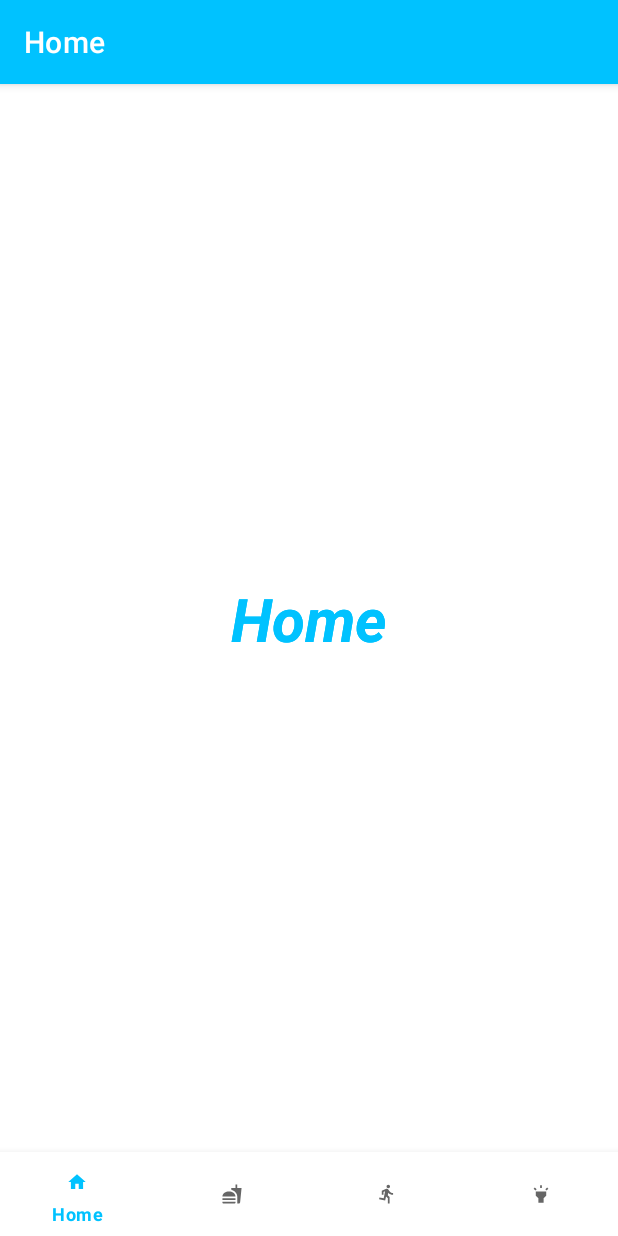
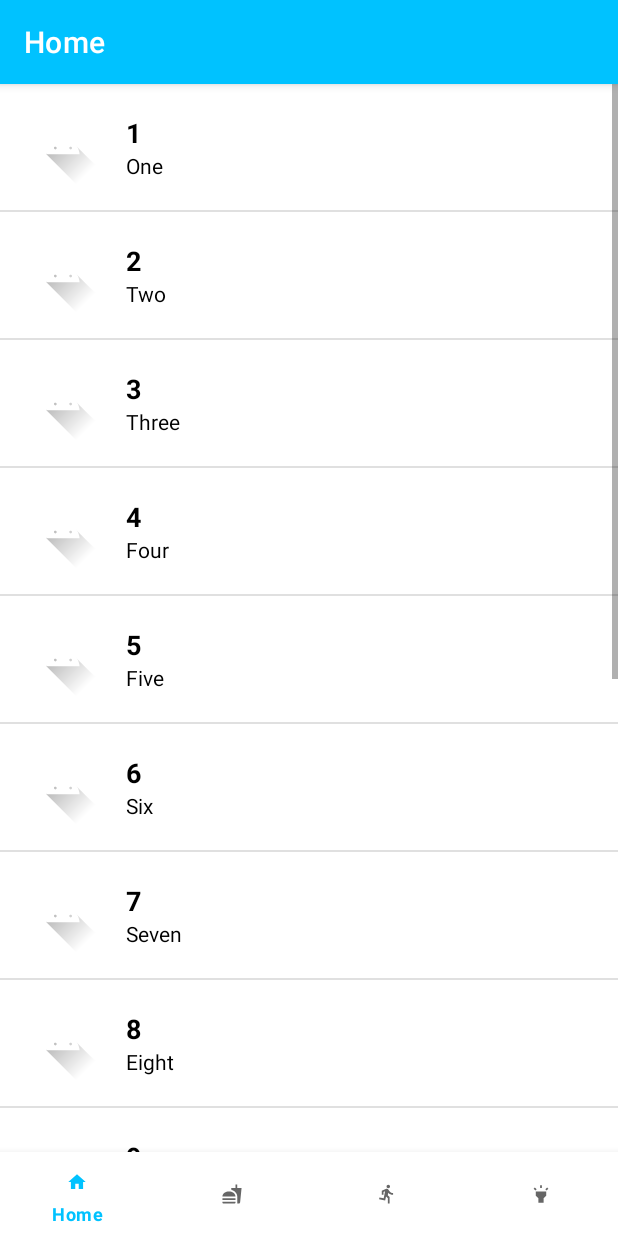
Before and after one commit to ErikHillard/HealthApp, an Android app: the HomeFragment screen opened directly, with no data from a screen before it, on a phone screen of 412 x 824 dp. Run offline under Robolectric (Android 15) with nearby library versions, the phone set to English and light mode, and no system bars.

Commit message:
Custom ListView Implemented

```diff
--- a/app/src/main/java/com/example/healthapp/HomeFragment.java
+++ b/app/src/main/java/com/example/healthapp/HomeFragment.java
@@ -2,11 +2,19 @@ package com.example.healthapp;
 
 import android.os.Bundle;
 
+import androidx.annotation.NonNull;
+import androidx.annotation.Nullable;
 import androidx.fragment.app.Fragment;
 
 import android.view.LayoutInflater;
 import android.view.View;
 import android.view.ViewGroup;
+import android.widget.AdapterView;
+import android.widget.ListView;
+
+import com.google.android.material.snackbar.Snackbar;
+
+import java.util.ArrayList;
 
 public class HomeFragment extends Fragment {
 
@@ -20,4 +28,39 @@ public class HomeFragment extends Fragment {
         // Inflate the layout for this fragment
         return inflater.inflate(R.layout.fragment_home, container, false);
     }
+
+    @Override
+    public void onViewCreated(@NonNull View view, @Nullable Bundle savedInstanceState) {
+        super.onViewCreated(view, savedInstanceState);
+
+        final ArrayList<NumbersView> arrayList = new ArrayList<NumbersView>();
+
+        // add all the values from 1 to 15 to the arrayList
+        // the items are of the type NumbersView
+        arrayList.add(new NumbersView(R.drawable.ic_launcher_foreground, "1", "One"));
+        arrayList.add(new NumbersView(R.drawable.ic_launcher_foreground, "2", "Two"));
+        arrayList.add(new NumbersView(R.drawable.ic_launcher_foreground, "3", "Three"));
+        arrayList.add(new NumbersView(R.drawable.ic_launcher_foreground, "4", "Four"));
+        arrayList.add(new NumbersView(R.drawable.ic_launcher_foreground, "5", "Five"));
+        arrayList.add(new NumbersView(R.drawable.ic_launcher_foreground, "6", "Six"));
+        arrayList.add(new NumbersView(R.drawable.ic_launcher_foreground, "7", "Seven"));
+        arrayList.add(new NumbersView(R.drawable.ic_launcher_foreground, "8", "Eight"));
+        arrayList.add(new NumbersView(R.drawable.ic_launcher_foreground, "9", "Nine"));
+        arrayList.add(new NumbersView(R.drawable.ic_launcher_foreground, "10", "Ten"));
+        arrayList.add(new NumbersView(R.drawable.ic_launcher_foreground, "11", "Eleven"));
+        arrayList.add(new NumbersView(R.drawable.ic_launcher_foreground, "12", "Twelve"));
+        arrayList.add(new NumbersView(R.drawable.ic_launcher_foreground, "13", "Thirteen"));
+        arrayList.add(new NumbersView(R.drawable.ic_launcher_foreground, "14", "Fourteen"));
+        arrayList.add(new NumbersView(R.drawable.ic_launcher_foreground, "15", "Fifteen"));
+
+        // Now create the instance of the NumebrsViewAdapter and pass
+        // the context and arrayList created above
+        NumbersViewAdapter numbersArrayAdapter = new NumbersViewAdapter(getActivity().getApplicationContext(), arrayList);
+
+        // create the instance of the ListView to set the numbersViewAdapter
+        ListView numbersListView = getActivity().findViewById(R.id.listView);
+
+        // set the numbersViewAdapter for ListView
+        numbersListView.setAdapter(numbersArrayAdapter);
+    }
 }
--- /dev/null
+++ b/app/src/main/java/com/example/healthapp/NumbersView.java
@@ -0,0 +1,35 @@
+package com.example.healthapp;
+
+public class NumbersView {
+
+    // the resource ID for the imageView
+    private int ivNumbersImageId;
+
+    // TextView 1
+    private String mNumberInDigit;
+
+    // TextView 1
+    private String mNumbersInText;
+
+    // create constructor to set the values for all the parameters of the each single view
+    public NumbersView(int NumbersImageId, String NumbersInDigit, String NumbersInText) {
+        ivNumbersImageId = NumbersImageId;
+        mNumberInDigit = NumbersInDigit;
+        mNumbersInText = NumbersInText;
+    }
+
+    // getter method for returning the ID of the imageview
+    public int getNumbersImageId() {
+        return ivNumbersImageId;
+    }
+
+    // getter method for returning the ID of the TextView 1
+    public String getNumberInDigit() {
+        return mNumberInDigit;
+    }
+
+    // getter method for returning the ID of the TextView 2
+    public String getNumbersInText() {
+        return mNumbersInText;
+    }
+}
--- /dev/null
+++ b/app/src/main/java/com/example/healthapp/NumbersViewAdapter.java
@@ -0,0 +1,54 @@
+package com.example.healthapp;
+import android.content.Context;
+import android.view.LayoutInflater;
+import android.view.View;
+import android.view.ViewGroup;
+import android.widget.ArrayAdapter;
+import android.widget.ImageView;
+import android.widget.TextView;
+import androidx.annotation.NonNull;
+import androidx.annotation.Nullable;
+import java.util.ArrayList;
+
+public class NumbersViewAdapter extends ArrayAdapter<NumbersView> {
+
+    // invoke the suitable constructor of the ArrayAdapter class
+    public NumbersViewAdapter(@NonNull Context context, ArrayList<NumbersView> arrayList) {
+
+        // pass the context and arrayList for the super
+        // constructor of the ArrayAdapter class
+        super(context, 0, arrayList);
+    }
+
+    @NonNull
+    @Override
+    public View getView(int position, @Nullable View convertView, @NonNull ViewGroup parent) {
+
+        // convertView which is recyclable view
+        View currentItemView = convertView;
+
+        // of the recyclable view is null then inflate the custom layout for the same
+        if (currentItemView == null) {
+            currentItemView = LayoutInflater.from(getContext()).inflate(R.layout.row_item, parent, false);
+        }
+
+        // get the position of the view from the ArrayAdapter
+        NumbersView currentNumberPosition = getItem(position);
+
+        // then according to the position of the view assign the desired image for the same
+        ImageView numbersImage = currentItemView.findViewById(R.id.imageView);
+        assert currentNumberPosition != null;
+        numbersImage.setImageResource(currentNumberPosition.getNumbersImageId());
+
+        // then according to the position of the view assign the desired TextView 1 for the same
+        TextView textView1 = currentItemView.findViewById(R.id.textView1);
+        textView1.setText(currentNumberPosition.getNumberInDigit());
+
+        // then according to the position of the view assign the desired TextView 2 for the same
+        TextView textView2 = currentItemView.findViewById(R.id.textView2);
+        textView2.setText(currentNumberPosition.getNumbersInText());
+
+        // then return the recyclable view
+        return currentItemView;
+    }
+}
--- /dev/null
+++ b/app/src/main/res/anim/down_from_top.xml
@@ -0,0 +1,8 @@
+<?xml version="1.0" encoding="utf-8"?>
+<set xmlns:android="http://schemas.android.com/apk/res/android">
+    android:shareInterpolator="@android:anim/decelerate_interpolator">
+    <translate
+        android:fromXDelta="0%" android:toXDelta="0%"
+        android:fromYDelta="-100%" android:toYDelta="0%"
+        android:duration="400" />
+</set>
--- /dev/null
+++ b/app/src/main/res/anim/up_from_bottom.xml
@@ -0,0 +1,8 @@
+<?xml version="1.0" encoding="utf-8"?>
+<set xmlns:android="http://schemas.android.com/apk/res/android">
+    android:shareInterpolator="@android:anim/decelerate_interpolator">
+    <translate
+        android:fromXDelta="0%" android:toXDelta="0%"
+        android:fromYDelta="100%" android:toYDelta="0%"
+        android:duration="400" />
+</set>
--- a/app/src/main/res/layout/fragment_home.xml
+++ b/app/src/main/res/layout/fragment_home.xml
@@ -1,24 +1,14 @@
 <?xml version="1.0" encoding="utf-8"?>
-<androidx.constraintlayout.widget.ConstraintLayout
-    xmlns:android="http://schemas.android.com/apk/res/android"
+<RelativeLayout xmlns:android="http://schemas.android.com/apk/res/android"
     xmlns:app="http://schemas.android.com/apk/res-auto"
     xmlns:tools="http://schemas.android.com/tools"
     android:layout_width="match_parent"
     android:layout_height="match_parent"
-    tools:context=".MainActivity">
+    app:layout_behavior="@string/appbar_scrolling_view_behavior">
 
-    <TextView
-        android:id="@+id/homeFragment"
+    <ListView
+        android:id="@+id/listView"
         android:layout_width="wrap_content"
         android:layout_height="wrap_content"
-        android:text="Home"
-        android:textColor="@color/colorPrimary"
-        android:textSize="40sp"
-        android:textStyle="italic|bold"
-        app:layout_constraintBottom_toBottomOf="parent"
-        app:layout_constraintEnd_toEndOf="parent"
-        app:layout_constraintHorizontal_bias="0.5"
-        app:layout_constraintStart_toStartOf="parent"
-        app:layout_constraintTop_toTopOf="parent" />
-
-</androidx.constraintlayout.widget.ConstraintLayout>
+        />
+</RelativeLayout>
--- /dev/null
+++ b/app/src/main/res/layout/row_item.xml
@@ -0,0 +1,46 @@
+<?xml version="1.0" encoding="utf-8"?>
+<LinearLayout
+    xmlns:android="http://schemas.android.com/apk/res/android"
+    xmlns:tools="http://schemas.android.com/tools"
+    android:layout_width="match_parent"
+    android:layout_height="wrap_content"
+    android:orientation="horizontal"
+    tools:ignore="UselessParent">
+
+    <ImageView
+        android:id="@+id/imageView"
+        android:layout_width="84dp"
+        android:layout_height="84dp"
+        android:padding="16dp"
+        tools:ignore="ContentDescription" />
+
+    <LinearLayout
+        android:layout_width="match_parent"
+        android:layout_height="match_parent"
+        android:gravity="center_vertical"
+        android:orientation="vertical">
+
+        <TextView
+            android:id="@+id/textView1"
+            android:layout_width="match_parent"
+            android:layout_height="wrap_content"
+            android:layout_marginTop="16dp"
+            android:gravity="bottom|left"
+            android:textColor="@android:color/black"
+            android:textSize="18sp"
+            android:textStyle="bold"
+            tools:ignore="RtlHardcoded" />
+
+        <TextView
+            android:id="@+id/textView2"
+            android:layout_width="match_parent"
+            android:layout_height="wrap_content"
+            android:layout_marginBottom="16dp"
+            android:gravity="top|left"
+            android:textColor="@android:color/black"
+            android:textSize="14sp"
+            tools:ignore="RtlHardcoded" />
+
+    </LinearLayout>
+
+</LinearLayout>
```
